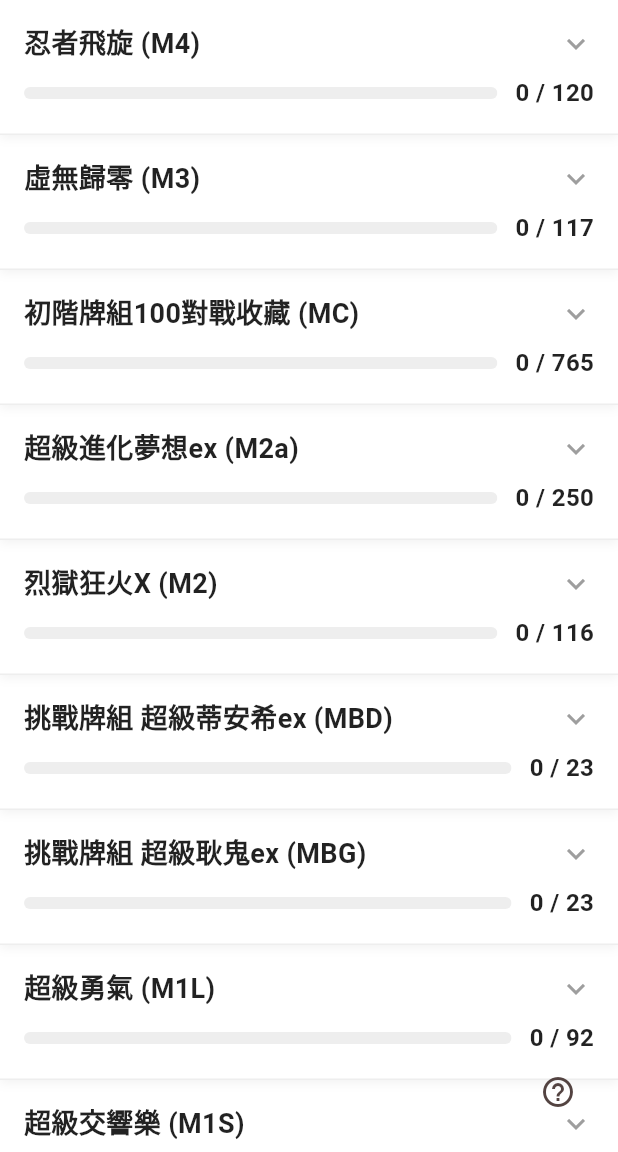
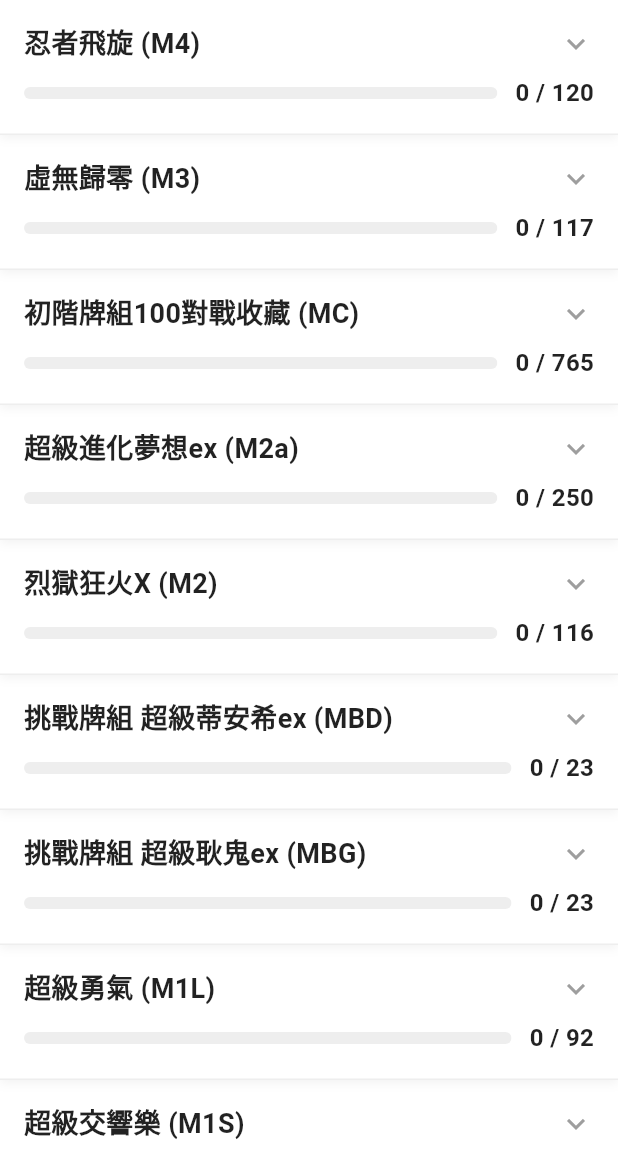
Before and after one commit to YukiHime-TW/poke_scan_tw, a Flutter app: the screen it shows after launch, on a phone screen of 412 x 824 dp, the part 84-1236 px from its top. Run offline on Flutter 3.47's test engine with Material 3 defaults, Android fonts, the phone set to English and light mode, and no system bars; our stand-ins replace cached_network_image, camera, cloud_firestore, firebase_auth, firebase_core, google_sign_in and 4 more; missing offline and left inert: google_mlkit_text_recognition; accounts and stored records are empty.

Commit message:
修正錯誤

```diff
--- a/lib/screens/home_screen.dart
+++ b/lib/screens/home_screen.dart
@@ -317,10 +317,6 @@ class _HomeScreenState extends State<HomeScreen> {
               ),
       ),
       body: CustomScrollView(cacheExtent: 1000, slivers: slivers),
-      floatingActionButton: IconButton(
-        icon: const Icon(Icons.help_outline),
-        onPressed: () => _showHelpDialog(context),
-      ),
     );
   }
 
```
